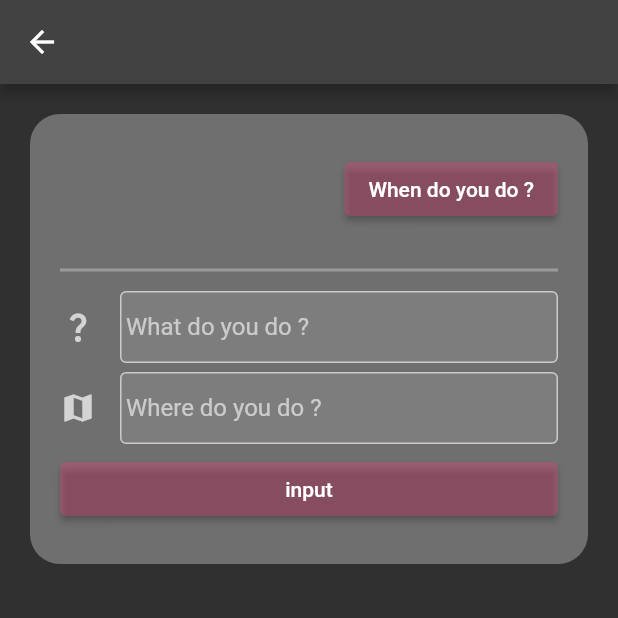
After one commit to hidechy/flutter_schedule, a Flutter app: the HomeScreen screen opened by its route, after a tap on "input", on a phone screen of 412 x 824 dp, the top half of it. The commit adds this screen. Run offline on Flutter 3.47's test engine with Material 2 defaults, Android fonts, the phone set to English and light mode, and no system bars; our stand-ins replace cloud_firestore, firebase_auth, firebase_core, flutter_datetime_picker, flutter_riverpod, freezed_annotation; accounts and stored records are empty.

Commit message:
create firebase input

```diff
--- a/lib/login_screen.dart
+++ b/lib/login_screen.dart
@@ -71,7 +71,7 @@ class LoginScreen extends ConsumerWidget {
         Navigator.pushNamed(_context, '/home');
       }
     } catch (e) {
-      print(e);
+//      print(e);
     }
   }
 }
--- a/lib/main.dart
+++ b/lib/main.dart
@@ -7,6 +7,7 @@ import 'firebase_options.dart';
 import 'login_screen.dart';
 
 import 'screens/home_screen.dart';
+import 'screens/schedule_input_screen.dart';
 
 void main() async {
   WidgetsFlutterBinding.ensureInitialized();
@@ -29,6 +30,7 @@ class MyApp extends StatelessWidget {
       routes: <String, WidgetBuilder>{
         '/': (context) => LoginScreen(),
         '/home': (context) => HomeScreen(),
+        '/input': (context) => ScheduleInputScreen(),
       },
       initialRoute: '/',
       debugShowCheckedModeBanner: false,
--- a/lib/screens/home_screen.dart
+++ b/lib/screens/home_screen.dart
@@ -36,6 +36,12 @@ class HomeScreen extends ConsumerWidget {
         children: [
           const Text('HomeScreen'),
           Text(loginState),
+          ElevatedButton(
+            onPressed: () {
+              Navigator.pushNamed(context, '/input');
+            },
+            child: const Text('input'),
+          ),
         ],
       ),
     );
--- /dev/null
+++ b/lib/screens/schedule_input_screen.dart
@@ -0,0 +1,179 @@
+// ignore_for_file: must_be_immutable
+
+import 'package:flutter/material.dart';
+import 'package:flutter_datetime_picker/flutter_datetime_picker.dart';
+import 'package:flutter_riverpod/flutter_riverpod.dart';
+
+import '../view_model/login_view_model.dart';
+import '../view_model/schedule_input_view_model.dart';
+
+import '../state/schedule_input_state.dart';
+
+import 'home_screen.dart';
+
+class ScheduleInputScreen extends ConsumerWidget {
+  ScheduleInputScreen({Key? key}) : super(key: key);
+
+  final TextEditingController _whereTextController = TextEditingController();
+  final TextEditingController _whatTextController = TextEditingController();
+
+  DateTime selectedDateTime = DateTime.now();
+
+  @override
+  Widget build(BuildContext context, WidgetRef ref) {
+    final loginState = ref.watch(loginProvider);
+
+    final selectDateState = ref.watch(selectDateProvider);
+    if (selectDateState != '') {
+      selectedDateTime = DateTime.parse(selectDateState);
+    }
+    final selectDateViewModel = ref.watch(selectDateProvider.notifier);
+
+    return Scaffold(
+      appBar: AppBar(),
+      body: Container(
+        width: double.infinity,
+        height: 300,
+        margin: const EdgeInsets.all(20),
+        padding: const EdgeInsets.all(20),
+        decoration: BoxDecoration(
+          color: Colors.white.withOpacity(0.3),
+          borderRadius: BorderRadius.circular(20),
+        ),
+        child: Column(
+          crossAxisAlignment: CrossAxisAlignment.start,
+          mainAxisAlignment: MainAxisAlignment.spaceEvenly,
+          children: [
+            Row(
+              mainAxisAlignment: MainAxisAlignment.spaceBetween,
+              children: [
+                Container(),
+                Column(
+                  crossAxisAlignment: CrossAxisAlignment.end,
+                  children: [
+                    Container(
+                      alignment: Alignment.topRight,
+                      child: ElevatedButton(
+                        style: ElevatedButton.styleFrom(
+                          primary: Colors.pinkAccent.withOpacity(0.3),
+                        ),
+                        onPressed: () {
+                          DatePicker.showDateTimePicker(
+                            context,
+                            showTitleActions: true,
+                            onConfirm: (date) {
+                              selectedDateTime = date;
+                              selectDateViewModel.setSelectDate(
+                                  date: date.toString());
+                            },
+                            currentTime: DateTime.now(),
+                          );
+                        },
+                        child: const Text('When do you do ?'),
+                      ),
+                    ),
+                    Text(selectDateState),
+                  ],
+                ),
+              ],
+            ),
+            Divider(
+              thickness: 2,
+              color: Colors.white.withOpacity(0.3),
+            ),
+            TextField(
+              decoration: InputDecoration(
+                icon: const Icon(Icons.question_mark),
+                fillColor: Colors.grey.withOpacity(0.3),
+                filled: true,
+                border: const OutlineInputBorder(),
+                hintText: 'What do you do ?',
+                contentPadding: const EdgeInsets.symmetric(
+                  vertical: 4,
+                  horizontal: 4,
+                ),
+                focusedBorder: const OutlineInputBorder(
+                  borderSide: BorderSide(
+                    color: Colors.white,
+                    width: 2.0,
+                  ),
+                ),
+              ),
+              controller: _whatTextController,
+            ),
+            TextField(
+              decoration: InputDecoration(
+                icon: const Icon(Icons.map),
+                fillColor: Colors.grey.withOpacity(0.3),
+                filled: true,
+                border: const OutlineInputBorder(),
+                hintText: 'Where do you do ?',
+                contentPadding: const EdgeInsets.symmetric(
+                  vertical: 4,
+                  horizontal: 4,
+                ),
+                focusedBorder: const OutlineInputBorder(
+                  borderSide: BorderSide(
+                    color: Colors.white,
+                    width: 2.0,
+                  ),
+                ),
+              ),
+              controller: _whereTextController,
+            ),
+            SizedBox(
+              width: double.infinity,
+              child: ElevatedButton(
+                style: ElevatedButton.styleFrom(
+                  primary: Colors.pinkAccent.withOpacity(0.3),
+                ),
+                onPressed: () {
+                  //-------------------------------------------//
+                  var exDate = selectedDateTime.toString().split(' ');
+                  var exDate0 = exDate[0].split('-');
+                  var exDate1 = exDate[1].split(':');
+
+                  var param = ScheduleInputState(
+                    userUid: loginState,
+                    date: selectedDateTime.toString(),
+                    year: exDate0[0],
+                    month: exDate0[1],
+                    day: exDate0[2],
+                    hour: exDate1[0],
+                    minute: exDate1[1],
+                    second: exDate1[2],
+                    what: _whatTextController.text,
+                    where: _whereTextController.text,
+                  );
+
+                  final scheduleInputViewModel =
+                      ref.watch(scheduleInputProvider.notifier);
+
+                  scheduleInputViewModel.input(param: param);
+                  //-------------------------------------------//
+
+                  //-------------------------------------------//
+                  Navigator.pushReplacement(
+                    context,
+                    PageRouteBuilder(
+                      transitionDuration: const Duration(milliseconds: 3000),
+                      pageBuilder: (context, animation, secondaryAnimation) {
+                        return HomeScreen();
+                      },
+                      transitionsBuilder:
+                          (context, animation, secondaryAnimation, child) {
+                        return FadeTransition(opacity: animation, child: child);
+                      },
+                    ),
+                  );
+                  //-------------------------------------------//
+                },
+                child: const Text('input'),
+              ),
+            ),
+          ],
+        ),
+      ),
+    );
+  }
+}
--- /dev/null
+++ b/lib/state/schedule_input_state.dart
@@ -0,0 +1,19 @@
+import 'package:freezed_annotation/freezed_annotation.dart';
+
+part 'schedule_input_state.freezed.dart';
+
+@freezed
+class ScheduleInputState with _$ScheduleInputState {
+  const factory ScheduleInputState({
+    required String userUid,
+    required String date,
+    required String year,
+    required String month,
+    required String day,
+    required String hour,
+    required String minute,
+    required String second,
+    required String what,
+    required String where,
+  }) = _ScheduleInputState;
+}
--- /dev/null
+++ b/lib/view_model/schedule_input_view_model.dart
@@ -0,0 +1,45 @@
+import 'package:cloud_firestore/cloud_firestore.dart';
+import 'package:flutter_riverpod/flutter_riverpod.dart';
+
+import '../state/schedule_input_state.dart';
+
+///////////////////////////////////////////////////////////////
+
+final selectDateProvider =
+    StateNotifierProvider.autoDispose<SelectDateStateNotifier, String>((ref) {
+  return SelectDateStateNotifier('');
+});
+
+class SelectDateStateNotifier extends StateNotifier<String> {
+  SelectDateStateNotifier(String state) : super(state);
+
+  ///
+  void setSelectDate({required String date}) {
+    state = date;
+  }
+}
+
+///////////////////////////////////////////////////////////////
+
+final scheduleInputProvider =
+    StateNotifierProvider.autoDispose<ScheduleInputStateNotifier, int>((ref) {
+  return ScheduleInputStateNotifier(0);
+});
+
+class ScheduleInputStateNotifier extends StateNotifier<int> {
+  ScheduleInputStateNotifier(int state) : super(state);
+
+  void input({required ScheduleInputState param}) async {
+    await FirebaseFirestore.instance.collection('schedules').add({
+      'userUid': param.userUid,
+      'year': param.year,
+      'month': param.month,
+      'day': param.day,
+      'hour': param.hour,
+      'minute': param.minute,
+      'second': param.second,
+      'what': param.what,
+      'where': param.where,
+    });
+  }
+}
```
Also changed, not shown: pubspec.yaml (+11 -0 lines), lib/state/schedule_input_state.freezed.dart (added), pubspec.lock, 2 other files.
